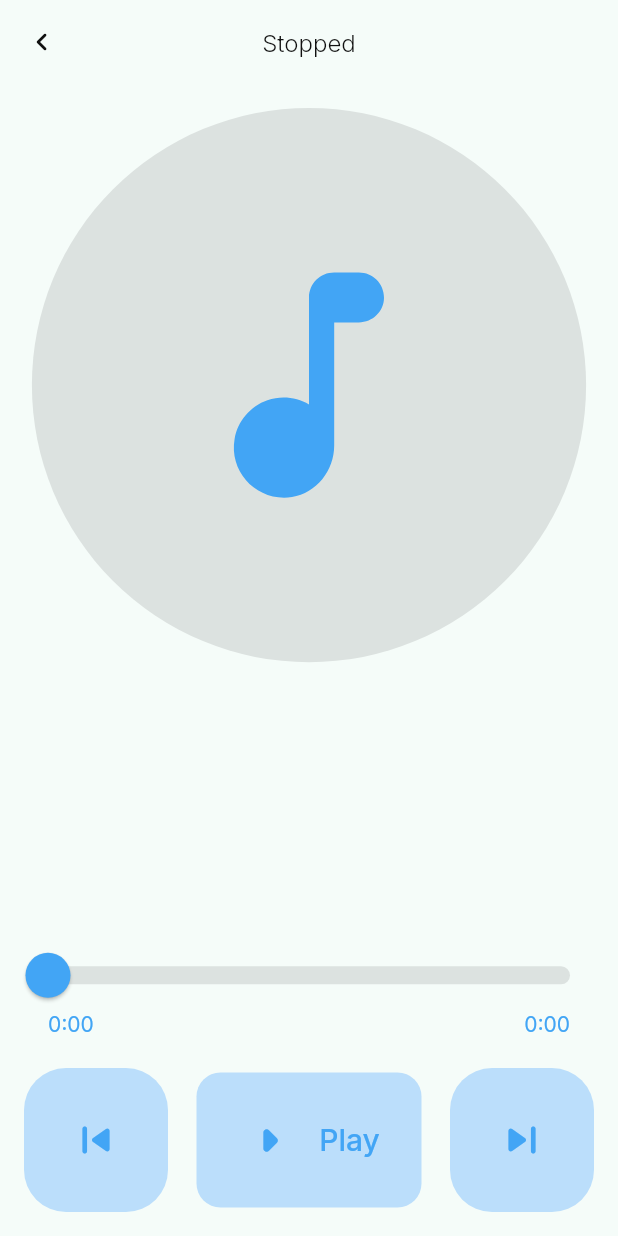
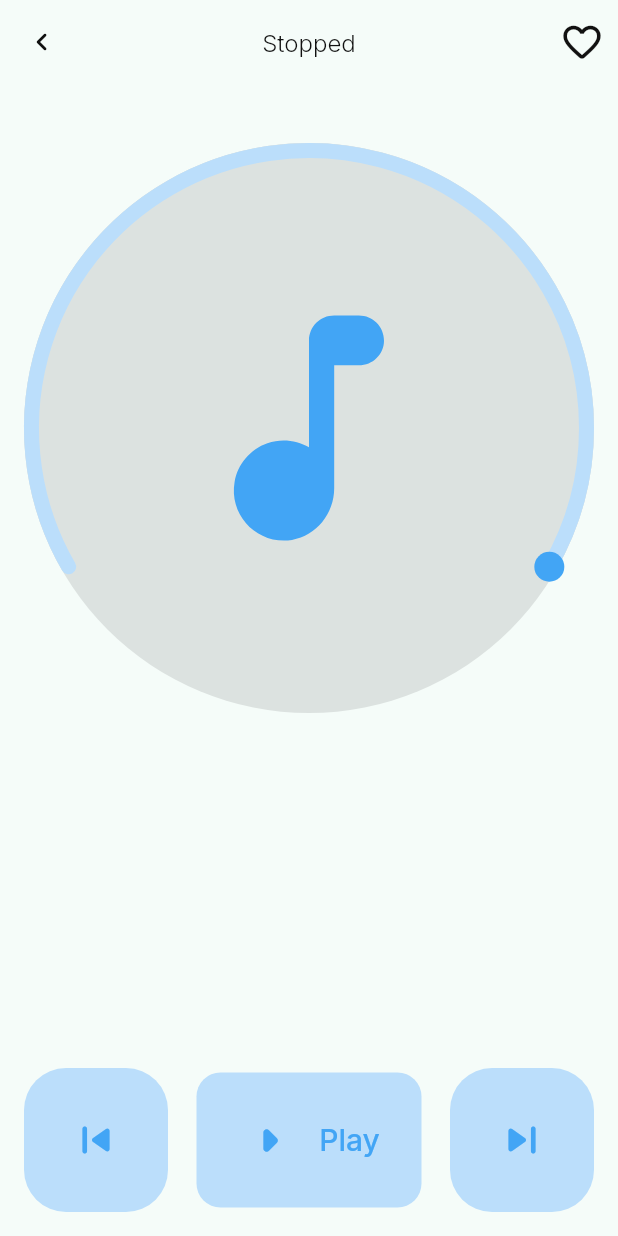
Before and after one commit to hakouguelfen/mousika, a Flutter app: the screen it shows after launch, after a tap on the "music note" icon, on a phone screen of 412 x 824 dp. Run offline on Flutter 3.47's test engine with Material 2 defaults, Android fonts, the phone set to English and light mode, and no system bars; drawn by our look-alikes of sleek_circular_slider; our stand-ins replace audio_service, get_it, google_fonts, just_audio, on_audio_query, permission_handler and 1 more; missing offline and left inert: app_settings.

Commit message:
feat: add circular slider

```diff
--- a/lib/screens/musicPlayer/components/music_slider.dart
+++ b/lib/screens/musicPlayer/components/music_slider.dart
@@ -3,6 +3,7 @@ import 'package:music_play/constants.dart';
 import 'package:music_play/manager/page_manager.dart';
 import 'package:music_play/notifiers/progressbar_notifier.dart';
 import 'package:music_play/services/service_locator.dart';
+import 'package:sleek_circular_slider/sleek_circular_slider.dart';
 
 class MusicSlider extends StatefulWidget {
   const MusicSlider({Key? key}) : super(key: key);
@@ -31,34 +32,32 @@ class _MusicSliderState extends State<MusicSlider> {
     return ValueListenableBuilder<ProgressBarState>(
       valueListenable: pageManager.progressNotifier,
       builder: (_, dynamic progressVal, __) {
-        return Column(
-          children: [
-            Slider(
-              min: 0.0,
-              value: progressVal.current.inSeconds.toDouble(),
-              max: progressVal.total.inSeconds.toDouble(),
-              onChanged: (double value) {
-                setState(() {
-                  Duration position = Duration(seconds: value.toInt());
-                  pageManager.seek(position);
-                });
-              },
+        return SleekCircularSlider(
+            appearance: CircularSliderAppearance(
+              customWidths: CustomSliderWidths(
+                progressBarWidth: 10,
+                trackWidth: 10,
+                shadowWidth: 10,
+                handlerSize: 10,
+              ),
+              customColors: CustomSliderColors(
+                progressBarColor: blue1,
+                trackColor: Theme.of(context).cardColor,
+                dotColor: blue2,
+                shadowColor: blue1.withOpacity(0.2),
+                shadowStep: 10,
+              ),
+              size: double.maxFinite,
             ),
-            Row(
-              mainAxisAlignment: MainAxisAlignment.spaceBetween,
-              children: [
-                Text(
-                  _getTimeString(progressVal.current),
-                  style: TextStyle(color: Theme.of(context).primaryColor),
-                ),
-                Text(
-                  _getTimeString(progressVal.total),
-                  style: TextStyle(color: Theme.of(context).primaryColor),
-                ),
-              ],
-            ),
-          ],
-        );
+            min: 0.0,
+            initialValue: progressVal.current.inSeconds.toDouble(),
+            max: progressVal.total.inSeconds.toDouble(),
+            onChange: (double value) {
+              setState(() {
+                Duration position = Duration(seconds: value.toInt());
+                pageManager.seek(position);
+              });
+            });
       },
     );
   }
--- a/lib/screens/musicPlayer/music_player.dart
+++ b/lib/screens/musicPlayer/music_player.dart
@@ -1,22 +1,17 @@
-import 'dart:convert';
-
 import 'package:audio_service/audio_service.dart';
 import 'package:flutter/material.dart';
 import 'package:music_play/constants.dart';
 import 'package:music_play/manager/page_manager.dart';
 import 'package:music_play/notifiers/play_button_notifier.dart';
 import 'package:music_play/screens/musicPlayer/components/music_description.dart';
-import 'package:music_play/screens/musicPlayer/components/music_slider.dart';
 import 'package:music_play/services/convert_song.dart';
 import 'package:music_play/services/service_locator.dart';
-import 'package:shared_preferences/shared_preferences.dart';
 import 'components/music_image_cover.dart';
 import 'components/music_play_button.dart';
-import 'services/favourite_music_service.dart';
 
 class MusicPlayer extends StatefulWidget {
   final MediaItem currentSong;
-  const MusicPlayer({Key? key, required this.currentSong}) : super(key: key);
+  const MusicPlayer({super.key, required this.currentSong});
 
   @override
   MusicPlayerState createState() => MusicPlayerState();
@@ -24,12 +19,7 @@ class MusicPlayer extends StatefulWidget {
 
 class MusicPlayerState extends State<MusicPlayer> {
   final pageManager = getIt<PageManager>();
-
-  final favouriteSongs = getIt<FavouriteSongs>();
   final convertSong = ConvertSong();
-
-  final Future<SharedPreferences> _prefs = SharedPreferences.getInstance();
-  late Future<bool> _isFavourite;
 
   @override
   void initState() {
@@ -41,14 +31,6 @@ class MusicPlayerState extends State<MusicPlayer> {
 
   @override
   Widget build(BuildContext context) {
-    _isFavourite = _prefs.then((SharedPreferences prefs) {
-      return prefs.getStringList('favouriteSong')!.contains(
-            json.encode(
-              convertSong.toSongMetadata(pageManager.currentSongNotifier.value),
-            ),
-          );
-    });
-
     return Scaffold(
       appBar: AppBar(
         leading: IconButton(
@@ -63,22 +45,9 @@ class MusicPlayerState extends State<MusicPlayer> {
         centerTitle: true,
         backgroundColor: Theme.of(context).scaffoldBackgroundColor,
         actions: [
-          FutureBuilder<bool>(
-            future: _isFavourite,
-            builder: (BuildContext context, AsyncSnapshot snapshot) {
-              if (snapshot.hasData) {
-                return IconButton(
-                  onPressed: () {
-                    snapshot.data
-                        ? favouriteSongs.removeSong(widget.currentSong)
-                        : favouriteSongs.addSong(widget.currentSong);
-                    setState(() {});
-                  },
-                  icon: favouriteSongStateIcon(snapshot.data ?? false),
-                );
-              }
-              return Container();
-            },
+          IconButton(
+            onPressed: () {},
+            icon: favouriteSongStateIcon(false),
           ),
         ],
       ),
@@ -127,16 +96,8 @@ class MusicPlayerState extends State<MusicPlayer> {
     );
   }
 
-  Column musicController() {
-    return Column(
-      mainAxisAlignment: MainAxisAlignment.spaceBetween,
-      children: [
-        const Padding(
-          padding: EdgeInsets.symmetric(horizontal: defaultPadding),
-          child: MusicSlider(),
-        ),
-        const SizedBox(height: defaultPadding * 1.3),
-        Row(
+  Row musicController() {
+    return Row(
       mainAxisAlignment: MainAxisAlignment.spaceBetween,
       children: [
         FloatingActionButton.large(
@@ -170,8 +131,6 @@ class MusicPlayerState extends State<MusicPlayer> {
           ),
         ),
       ],
-        ),
-      ],
     );
   }
 
--- a/lib/theme.dart
+++ b/lib/theme.dart
@@ -133,7 +133,7 @@ TabBarTheme tabBarTheme(labelColor, unselectedColor, indicatorColor) {
 NavigationBarThemeData navigationBarThemeData(bgColor) {
   return NavigationBarThemeData(
     labelTextStyle: MaterialStateProperty.all(
-      const TextStyle(fontSize: 14, fontWeight: FontWeight.w400, color: blue1),
+      const TextStyle(fontSize: 14, fontWeight: FontWeight.w400),
     ),
     indicatorColor: blue1,
     iconTheme: MaterialStateProperty.all(
--- a/pubspec.yaml
+++ b/pubspec.yaml
@@ -22,6 +22,10 @@ dependencies:
   provider: ^6.0.2
   app_settings: ^4.1.1
   on_audio_query: ^2.6.0
+  sleek_circular_slider: ^2.0.1
+  flutter_riverpod: ^1.0.4
+  hive_flutter: ^1.1.0
+  hive: ^2.2.2
 
 dev_dependencies:
   flutter_test:
```
Also changed, not shown: lib/screens/musicPlayer/components/music_image_cover.dart (+49 -5 lines), pubspec.lock, 4 other files. Lines whose indentation alone changed are shown as unchanged.
